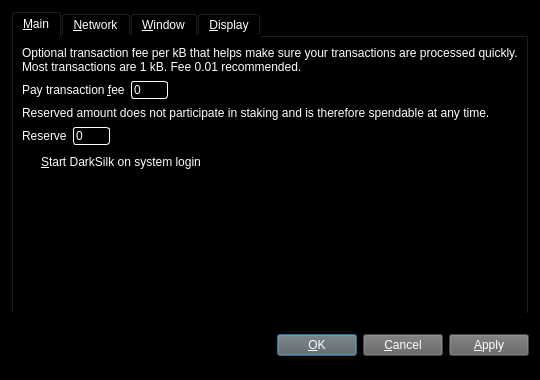
This is src/qt/forms/optionsdialog.ui in waffle-iron/DarkSilk-Release-Candidate as Qt 5 draws it before an edit. The edited form follows.
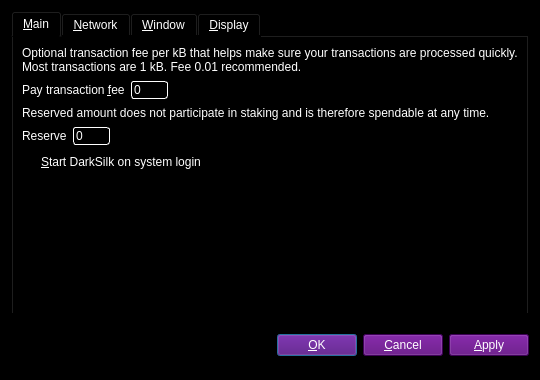
This is the edited form. Custom widgets are drawn as their Qt base class.

What changed in the file:
```diff
--- a/src/qt/forms/optionsdialog.ui
+++ b/src/qt/forms/optionsdialog.ui
@@ -472,8 +472,8 @@
        <property name="styleSheet">
         <string notr="true">color: rgb(255, 255, 255);
 gridline-color: rgb(251, 184, 5);
-background-color: rgb(98, 98, 98);
-alternate-background-color: rgb(98, 98, 98);
+background-color: rgb(86, 0, 120);
+alternate-background-color: rgb(86, 0, 120);
 </string>
        </property>
        <property name="text">
@@ -486,8 +486,8 @@
        <property name="styleSheet">
         <string notr="true">color: rgb(255, 255, 255);
 gridline-color: rgb(251, 184, 5);
-background-color: rgb(98, 98, 98);
-alternate-background-color: rgb(98, 98, 98);
+background-color: rgb(86, 0, 120);
+alternate-background-color: rgb(86, 0, 120);
 </string>
        </property>
        <property name="text">
@@ -503,8 +503,8 @@
        <property name="styleSheet">
         <string notr="true">color: rgb(255, 255, 255);
 gridline-color: rgb(251, 184, 5);
-background-color: rgb(98, 98, 98);
-alternate-background-color: rgb(98, 98, 98);
+background-color: rgb(86, 0, 120);
+alternate-background-color: rgb(86, 0, 120);
 </string>
        </property>
        <property name="text">
```
